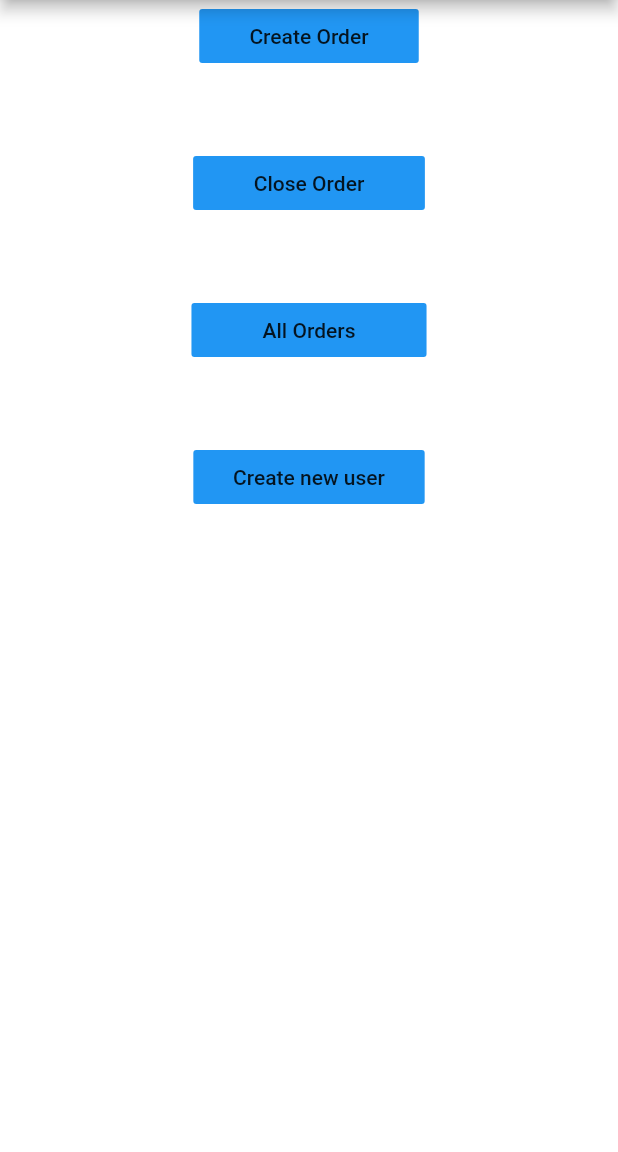
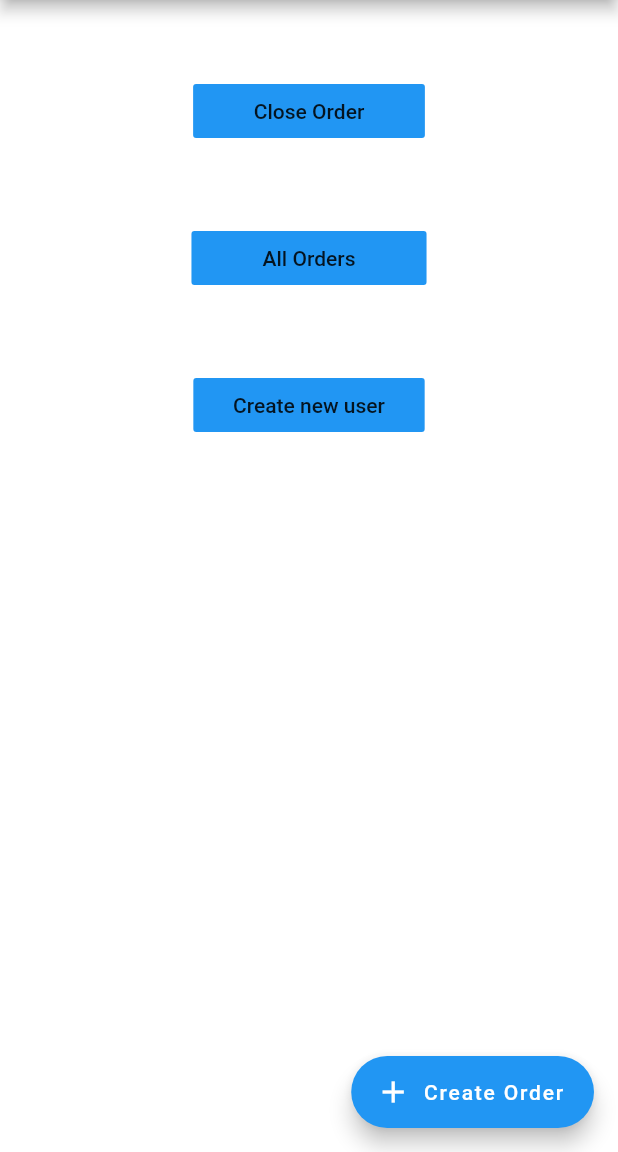
Before and after one commit to moustaphafal/afrikelist, a Flutter app: the screen it shows once a user with an empty profile is signed in, on a phone screen of 412 x 824 dp, the part 84-1236 px from its top. Run offline on Flutter 3.47's test engine with Material 2 defaults, Android fonts, the phone set to English and light mode, and no system bars; our stand-ins replace cloud_firestore, firebase_auth, flutter_spinkit, grouped_list; accounts and stored records are empty.

Commit message:
design UI3

```diff
--- a/lib/screens/action/order_tile.dart
+++ b/lib/screens/action/order_tile.dart
@@ -20,7 +20,7 @@ class _OrderTileState extends State<OrderTile> {
     }
 
     if (order.isConfirmed) {
-      return Colors.red;
+      return Colors.orange;
     }
     return Colors.red;
   }
@@ -38,6 +38,9 @@ class _OrderTileState extends State<OrderTile> {
           ),
           title: Text(order.customerName),
           subtitle: Text(order.description),
+          onLongPress: (){
+
+          },
           onTap: () {
             Navigator.push(
               context,
--- a/lib/screens/home/notManager.dart
+++ b/lib/screens/home/notManager.dart
@@ -17,6 +17,18 @@ class NotManager extends StatelessWidget {
       value: DatabaseService().user,
       child: Scaffold(
         backgroundColor: Colors.white,
+        floatingActionButton: FloatingActionButton.extended(
+          backgroundColor: Colors.blue,
+          icon : const Icon(Icons.add),
+          label : const Text('Create Order'),
+          onPressed: (){
+            Navigator.push(
+              context,
+              MaterialPageRoute(builder: (context) => CreateOrder()),
+            );
+          },
+         // floatingActionButtonLocation :
+        ),
         appBar: AppBar(
           title: Text('Home'),
           backgroundColor: Colors.blue,
@@ -33,16 +45,6 @@ class NotManager extends StatelessWidget {
         body: Center(
           child: Column(
             children: <Widget>[
-              FlatButton(
-                color: Colors.blue,
-                onPressed: () {
-                  Navigator.push(
-                    context,
-                    MaterialPageRoute(builder: (context) => CreateOrder()),
-                  );
-                },
-                child: Text('     Create Order     '),
-              ),
               SizedBox(
                 height: 50,
               ),
--- a/pubspec.yaml
+++ b/pubspec.yaml
@@ -59,6 +59,7 @@ flutter:
   # To add assets to your application, add an assets section, like this:
   assets:
     - images/logo.png
+    - images/logistic_background.jpg
 
   # An image asset can refer to one or more resolution-specific "variants", see
   # https://flutter.dev/assets-and-images/#resolution-aware.
```
Also changed, not shown: lib/screens/aunthenticate/sign_in.dart (+10 -13 lines), lib/screens/home/allOrders.dart (+2 -8 lines), lib/screens/home/managet.dart (+9 -0 lines).
